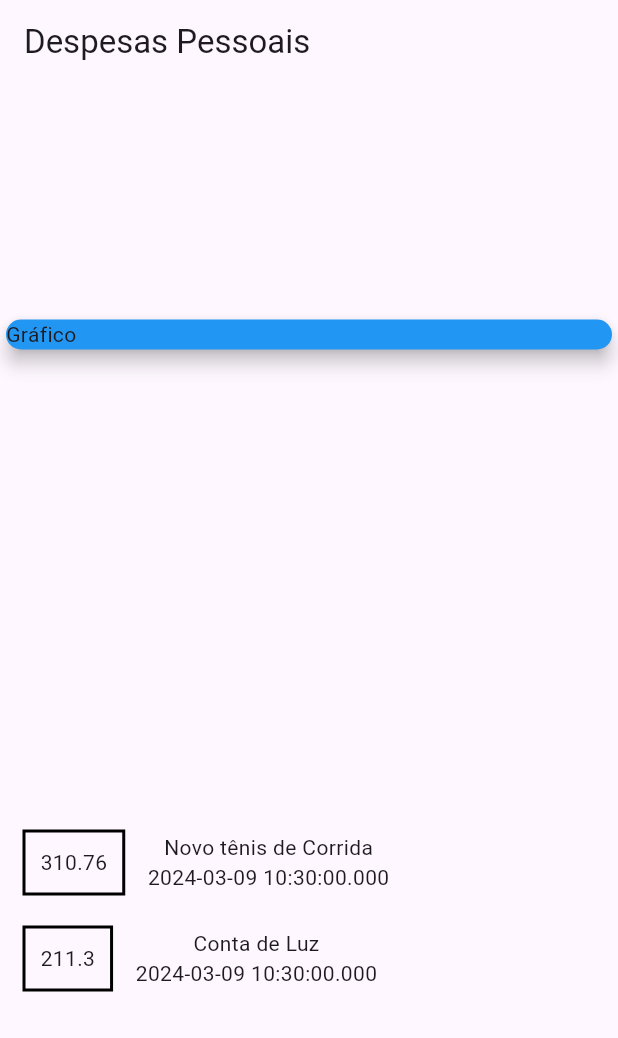
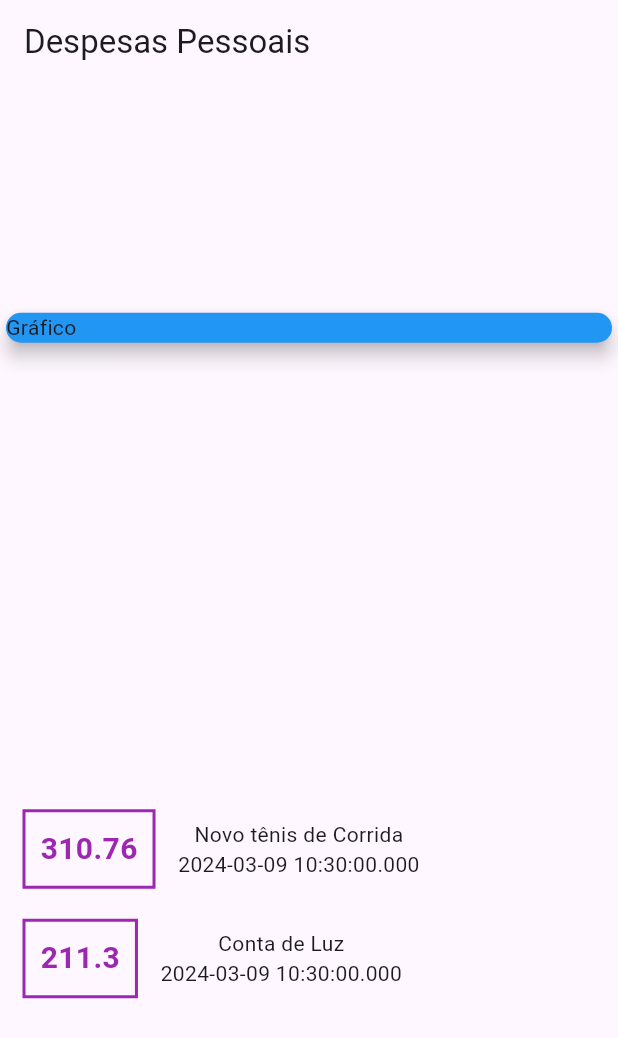
Before and after one commit to fercguerra/flutter_corder2024, a Flutter app: the screen it shows after launch, on a phone screen of 412 x 824 dp. Shown: the top 1038 px of the screen. Run offline on Flutter 3.47's test engine with Material 3 defaults, Android fonts, the phone set to English and light mode, and no system bars.

Commit message:
Aula 93 [Texto]

```diff
--- a/expenses/lib/main.dart
+++ b/expenses/lib/main.dart
@@ -58,13 +58,18 @@ class MyHomePage extends StatelessWidget {
                     ),
                     decoration: BoxDecoration(
                       border: Border.all(
-                        color: Colors.black,
+                        color: Colors.purple,
                         width: 2,
                       )
                     ),
                     padding:EdgeInsets.all(10) ,
                     child: Text(
-                      tr.value.toString()
+                      tr.value.toString(),
+                      style: TextStyle(
+                        fontWeight: FontWeight.bold,
+                        fontSize: 20,
+                        color: Colors.purple,
+                      ),
                     ),
                   ),
                   Column(
```
